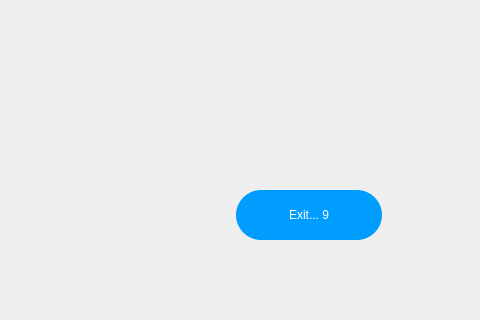
The window that camera/endingwindow.ui (Jeong-Su-Lee/Y2K_Photo) describes before a commit, drawn with Qt 5; both pictures show x 544 to 1024 and y 280 to 600 of the 1024 by 600 pixel window.
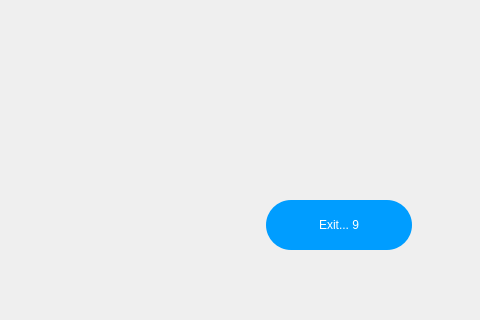
The same window after the commit.

The edit to the form file:
```diff
--- a/camera/endingwindow.ui
+++ b/camera/endingwindow.ui
@@ -16,8 +16,8 @@
   <widget class="QPushButton" name="btnEnding">
    <property name="geometry">
     <rect>
-     <x>780</x>
-     <y>470</y>
+     <x>810</x>
+     <y>480</y>
      <width>146</width>
      <height>50</height>
     </rect>
@@ -40,10 +40,10 @@
   <widget class="QLabel" name="lblImg">
    <property name="geometry">
     <rect>
-     <x>10</x>
-     <y>50</y>
-     <width>741</width>
-     <height>461</height>
+     <x>30</x>
+     <y>20</y>
+     <width>722</width>
+     <height>552</height>
     </rect>
    </property>
    <property name="text">
```
